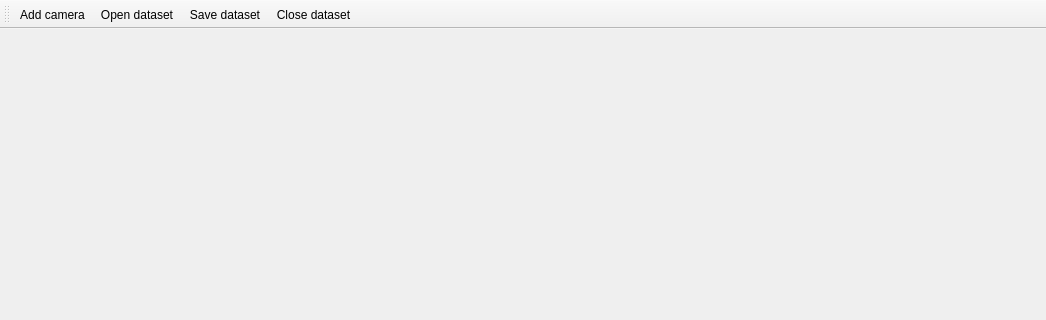
The window that mainwindow.ui (mrazr/antarstick) describes before a commit, drawn with Qt 5; both pictures show x 0 to 1046 and y 0 to 320 of the 1046 by 671 pixel window.
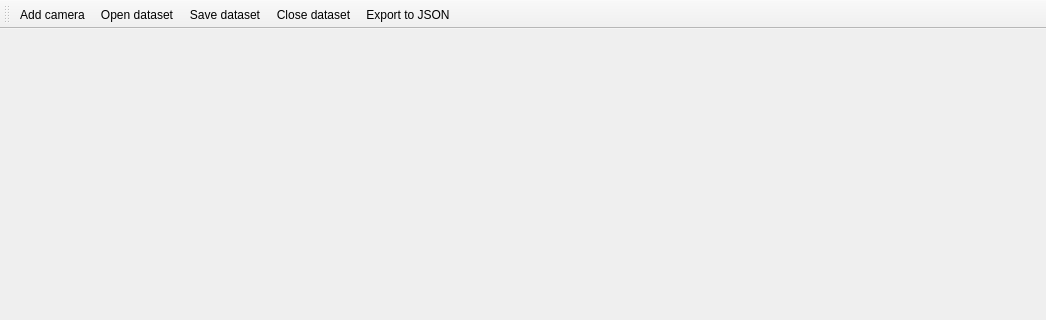
The same window after the commit. Icons and pictures are not drawn.

Diff of the .ui file:
```diff
--- a/mainwindow.ui
+++ b/mainwindow.ui
@@ -51,6 +51,7 @@
    <addaction name="actionOpen_dataset"/>
    <addaction name="actionSave_dataset"/>
    <addaction name="actionClose_dataset"/>
+   <addaction name="actionExport_to_JSON"/>
   </widget>
   <action name="actionAdd_camera">
    <property name="icon">
@@ -97,6 +98,11 @@
     <string>Close dataset</string>
    </property>
   </action>
+  <action name="actionExport_to_JSON">
+   <property name="text">
+    <string>Export to JSON</string>
+   </property>
+  </action>
  </widget>
  <resources>
   <include location="resources.qrc"/>
```
Left out of the diff: 2 changed lines with no effect on the pictures.
